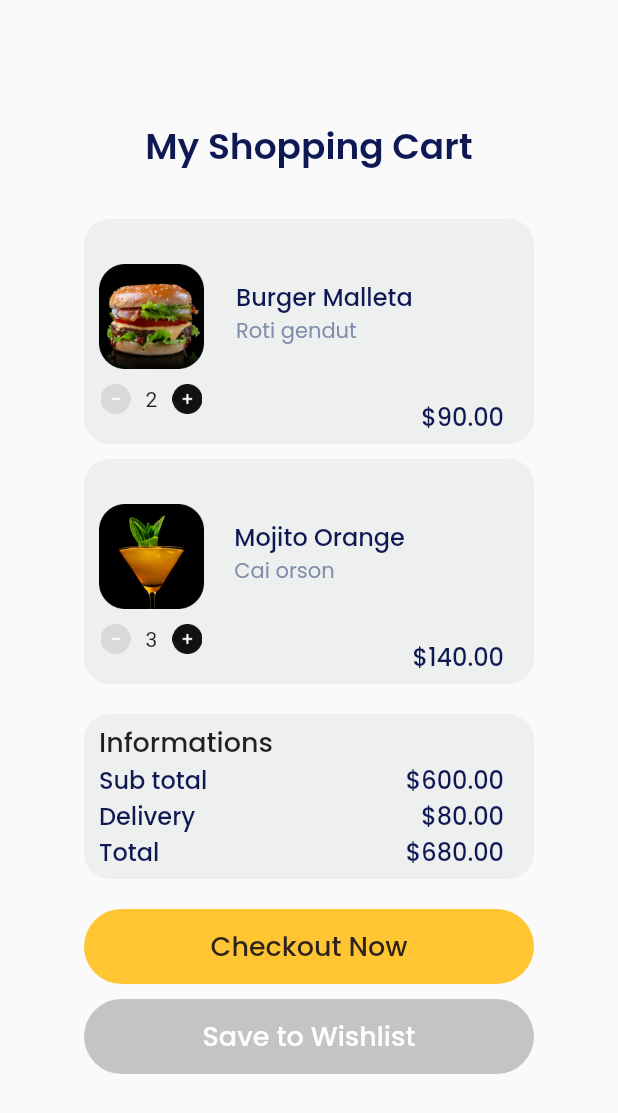
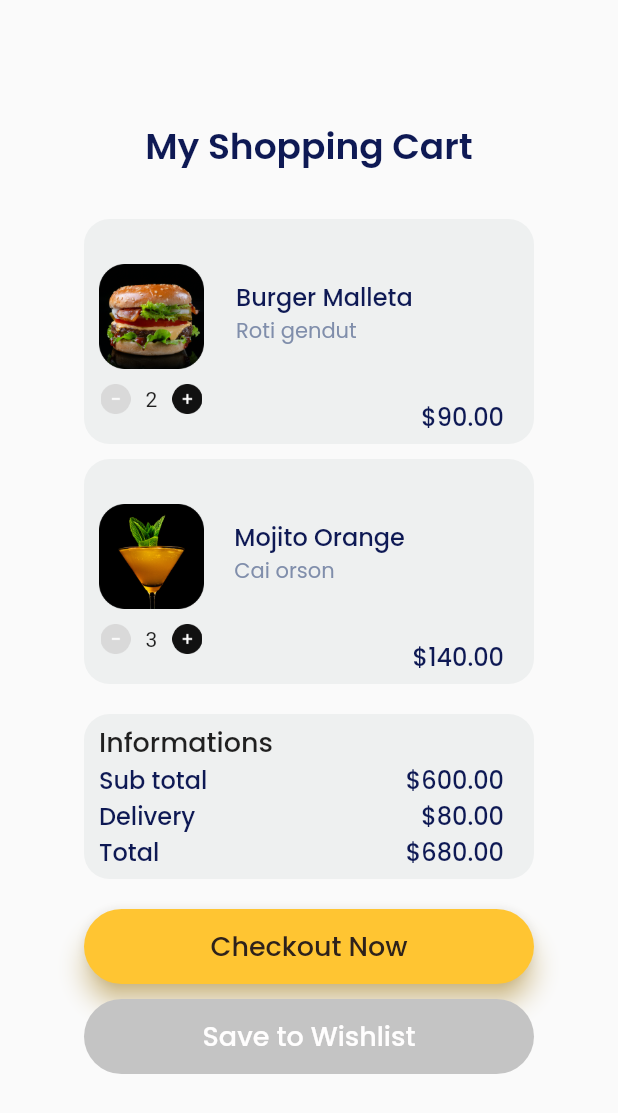
Before and after one commit to farisqadr/sevendays, a Flutter app: the screen it shows after launch, on a phone screen of 412 x 824 dp. Shown: the top 1113 px of the screen. Run offline on Flutter 3.47's test engine with Material 2 defaults, Android fonts, the phone set to English and light mode, and no system bars; our stand-ins replace google_fonts.

Commit message:
add shadow elevation

```diff
--- a/lib/pages/shopping_cart.dart
+++ b/lib/pages/shopping_cart.dart
@@ -94,6 +94,8 @@ class ShoppingCart extends StatelessWidget {
               height: 50,
               child: TextButton(
                   style: TextButton.styleFrom(
+                      shadowColor: Color(0xffFFC532),
+                      elevation: 7,
                       shape: RoundedRectangleBorder(
                           borderRadius: BorderRadius.circular(50)),
                       backgroundColor: Color(0xffFFC532)),
```
